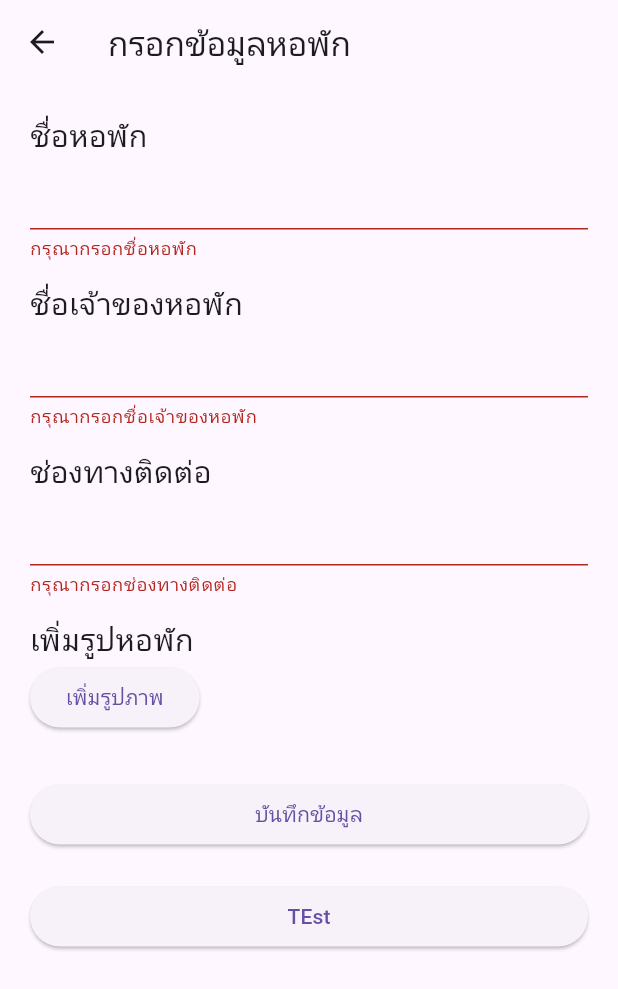
After one commit to caster25/Dormitory-Booking-Application-Affiliated-with-University, a Flutter app: the AddDorm screen opened directly, after a tap on "บันทึกข้อมูล", on a phone screen of 412 x 824 dp. The commit adds this screen. Shown: the top 989 px of the screen. Run offline on Flutter 3.47's test engine with Material 3 defaults, Android fonts, the phone set to English and light mode, and no system bars; our stand-ins replace curved_navigation_bar.

Commit message:
add adddorm+buttom test

```diff
--- /dev/null
+++ b/lib/screen/dorm/adddorm.dart
@@ -0,0 +1,112 @@
+import 'package:dorm_app/screen/homepage.dart';
+import 'package:flutter/material.dart';
+
+class AddDorm extends StatefulWidget {
+  const AddDorm({super.key});
+
+  @override
+  // ignore: library_private_types_in_public_api
+  _AddDormState createState() => _AddDormState();
+}
+
+class _AddDormState extends State<AddDorm> {
+  final _formKey = GlobalKey<FormState>();
+  final TextEditingController dormNameController = TextEditingController();
+  final TextEditingController ownerNameController = TextEditingController();
+  final TextEditingController contactController = TextEditingController();
+
+
+  void clearForm() {
+    dormNameController.clear();
+    ownerNameController.clear();
+    contactController.clear();
+  }
+
+  @override
+  Widget build(BuildContext context) {
+    return Scaffold(
+      appBar: AppBar(
+        title: const Text('กรอกข้อมูลหอพัก'),
+      ),
+      body: Padding(
+        padding: const EdgeInsets.all(20),
+        child: Form(
+          key: _formKey,
+          child: SingleChildScrollView(
+            child: Column(
+              crossAxisAlignment: CrossAxisAlignment.start,
+              children: [
+                const Text('ชื่อหอพัก', style: TextStyle(fontSize: 20)),
+                TextFormField(
+                  controller: dormNameController,
+                  validator: (value) {
+                    if (value == null || value.isEmpty) {
+                      return 'กรุณากรอกชื่อหอพัก';
+                    }
+                    return null;
+                  },
+                ),
+                const SizedBox(height: 15),
+                const Text('ชื่อเจ้าของหอพัก', style: TextStyle(fontSize: 20)),
+                TextFormField(
+                  controller: ownerNameController,
+                  validator: (value) {
+                    if (value == null || value.isEmpty) {
+                      return 'กรุณากรอกชื่อเจ้าของหอพัก';
+                    }
+                    return null;
+                  },
+                ),
+                const SizedBox(height: 15),
+                const Text('ช่องทางติดต่อ', style: TextStyle(fontSize: 20)),
+                TextFormField(
+                  controller: contactController,
+                  validator: (value) {
+                    if (value == null || value.isEmpty) {
+                      return 'กรุณากรอกช่องทางติดต่อ';
+                    }
+                    return null;
+                  },
+                ),
+                const SizedBox(height: 15),
+                const Text('เพิ่มรูปหอพัก', style: TextStyle(fontSize: 20)),
+                ElevatedButton(
+                  onPressed: () {
+                    // Add image picker functionality here
+                  },
+                  child: const Text('เพิ่มรูปภาพ'),
+                ),
+                const SizedBox(height: 30),
+                SizedBox(
+                  width: double.infinity,
+                  child: ElevatedButton(
+                    onPressed: () {
+                      if (_formKey.currentState!.validate()) {
+                        Navigator.push(context, MaterialPageRoute(builder: (context) {
+                          return const Homepage();
+                        }));
+                        // Save the dorm info
+
+                        clearForm();
+                      }
+                    },
+                    child: const Text('บันทึกข้อมูล'),
+                  ),
+                ),
+                const SizedBox(height: 20),
+                SizedBox(
+                  width: double.infinity,
+                  child: ElevatedButton(onPressed: () {
+                    Navigator.push(context, MaterialPageRoute(builder: (context) {
+                      return const Homepage();
+                    }));
+                  }, child: const Text('TEst')),
+                )
+              ],
+            ),
+          ),
+        ),
+      ),
+    );
+  }
+}
--- a/lib/screen/homepage.dart
+++ b/lib/screen/homepage.dart
@@ -1,11 +1,11 @@
-import 'package:dorm_app/screen/editpassword.dart';
 import 'package:dorm_app/screen/notification.dart';
 import 'package:dorm_app/screen/review.dart';
 import 'package:dorm_app/screen/user.dart';
+import 'package:dorm_app/widgets/editpassword.dart';
 import 'package:flutter/material.dart';
 import 'package:curved_navigation_bar/curved_navigation_bar.dart';
-import 'package:dorm_app/screen/dorm.dart';
-import 'package:dorm_app/screen/feeds.dart';
+import 'package:dorm_app/widgets/dorm.dart';
+import 'package:dorm_app/widgets/feeds.dart';
 import 'package:dorm_app/screen/index.dart';
 import 'package:dorm_app/screen/profile.dart';
 
--- a/lib/screen/index.dart
+++ b/lib/screen/index.dart
@@ -46,7 +46,7 @@ class IndexScreen extends StatelessWidget {
                     }));
                   },
                   style: ElevatedButton.styleFrom(
-                      backgroundColor: Color(0xFF9B59B6)),
+                      backgroundColor: const Color(0xFF9B59B6)),
                   child: const Text("เข้าสู่ระบบ",
                       style: TextStyle(fontSize: 20, color: Colors.white)),
                 ),
@@ -63,7 +63,7 @@ class IndexScreen extends StatelessWidget {
                     }));
                   },
                   style: ElevatedButton.styleFrom(
-                      backgroundColor: Color(0xFF9B59B6)),
+                      backgroundColor: const Color(0xFF9B59B6)),
                   child: const Text(
                     "สมัครบัญชีผู้ใช้งาน",
                     style: TextStyle(fontSize: 20, color: Colors.white),
--- a/lib/screen/review.dart
+++ b/lib/screen/review.dart
@@ -8,11 +8,11 @@ class ReviewScreen extends StatelessWidget {
     return DefaultTabController(
       length: 2,
       child: Scaffold(
-        backgroundColor: Color.fromARGB(255, 255, 255, 255),
+        backgroundColor: const Color.fromARGB(255, 255, 255, 255),
         body: Column(
           children: [
             Container(
-              color: Color.fromARGB(255, 241, 229, 255),
+              color: const Color.fromARGB(255, 241, 229, 255),
               child: const TabBar(
                 indicatorColor: Colors.purple,
                 labelColor: Colors.purple,
--- a/lib/screen/bookdorm.dart
+++ b/lib/widgets/bookdorm.dart
@@ -1,4 +1,4 @@
-import 'package:dorm_app/screen/detaildorm.dart';
+import 'package:dorm_app/widgets/detaildorm.dart';
 import 'package:flutter/material.dart';
 
 class Bookdorm extends StatelessWidget {
--- a/lib/screen/editpassword.dart
+++ b/lib/widgets/editpassword.dart
@@ -8,7 +8,7 @@ class Editpassword extends StatelessWidget {
   Widget build(BuildContext context) {
     return Scaffold(
       appBar: AppBar(
-        title: const Text('แก้ไขระหัสผ่าน'),
+        title: const Text('แก้ไขรหัสผ่าน'),
         leading: IconButton(
           onPressed: () => Navigator.of(context).pushAndRemoveUntil(
             MaterialPageRoute(builder: (context) => const Homepage()),
@@ -83,7 +83,7 @@ class Editpassword extends StatelessWidget {
                 }));
               },
               style: ElevatedButton.styleFrom(
-                  padding: EdgeInsets.symmetric(vertical: 15, horizontal: 30),
+                  padding: const EdgeInsets.symmetric(vertical: 15, horizontal: 30),
                   shape: RoundedRectangleBorder(
                     borderRadius: BorderRadius.circular(15.0),
                   )),
```
Also changed, not shown: lib/model/dorm_detetails.dart (+16 -16 lines), lib/model/profile.dart (+8 -8 lines), lib/screen/register.dart (+9 -0 lines), lib/screen/user.dart (+4 -4 lines), lib/widgets/feeds.dart (renamed from lib/screen/feeds.dart, +12 -12 lines), lib/widgets/detaildorm.dart (renamed from lib/screen/detaildorm.dart), lib/widgets/dorm.dart (renamed from lib/screen/dorm.dart), lib/widgets/edituser.dart (renamed from lib/screen/edituser.dart).
